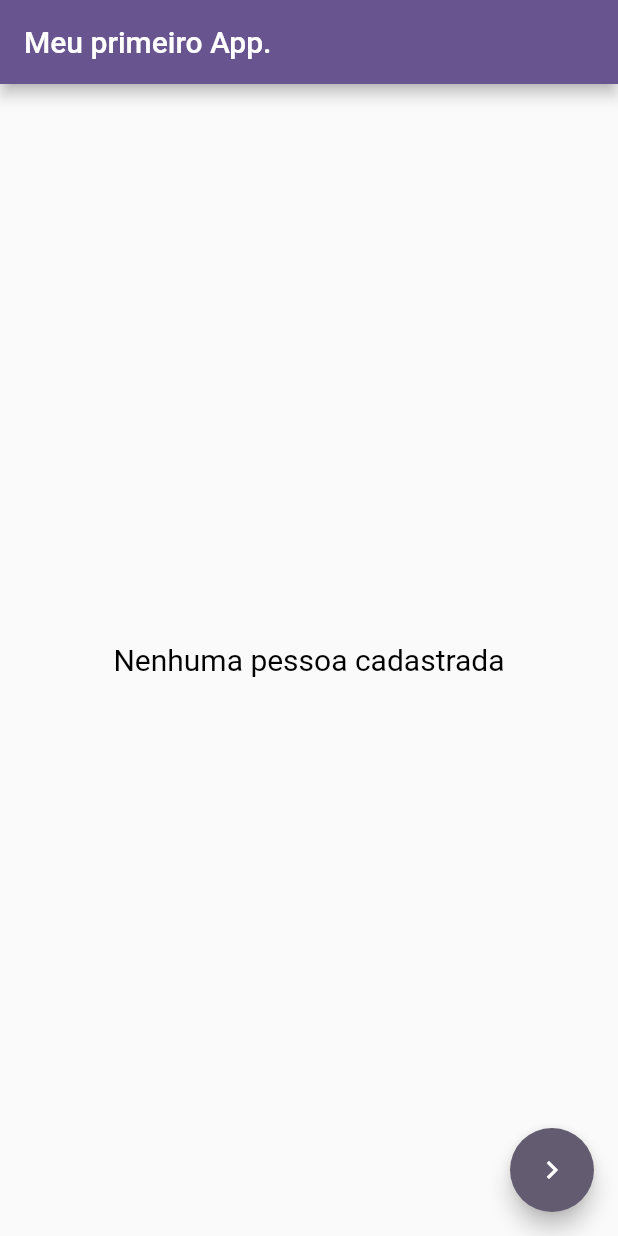
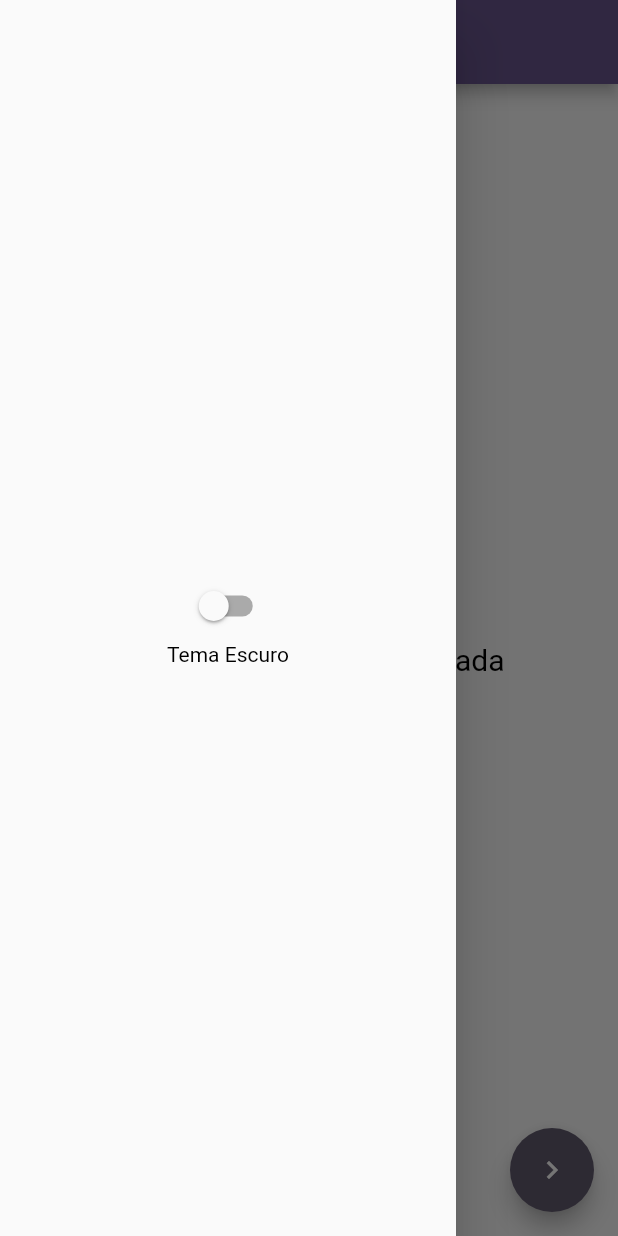
Before and after one commit to itajacybsd/pm_flutter_iniciante, a Flutter app: the screen it shows after launch, with the side drawer open (before the commit the screen has no drawer), on a phone screen of 412 x 824 dp. Run offline on Flutter 3.47's test engine with Material 3 defaults, Android fonts, the phone set to English and light mode, and no system bars; our stand-ins replace faker, get_it.

Commit message:
Temas aula 2, switch dark / light

```diff
--- /dev/null
+++ b/lib/controllers/theme_controller.dart
@@ -0,0 +1,10 @@
+import 'package:flutter/material.dart';
+
+class ThemeController extends ChangeNotifier {
+  bool darkTheme = false;
+
+  void toggleTheme(bool value) {
+    darkTheme = !darkTheme;
+    notifyListeners();
+  }
+}
--- a/lib/dependencies/injector.dart
+++ b/lib/dependencies/injector.dart
@@ -1,7 +1,11 @@
+import 'package:desenvolvimento_flutter_iniciante/controllers/theme_controller.dart';
 import 'package:get_it/get_it.dart';
 
 import '../controllers/pessoa_controller.dart';
 
 void injector() {
-  GetIt.instance.registerSingleton<PessoaController>(PessoaController());
+  final i = GetIt.instance;
+
+  i.registerSingleton<PessoaController>(PessoaController());
+  i.registerSingleton<ThemeController>(ThemeController());
 }
--- a/lib/my_app.dart
+++ b/lib/my_app.dart
@@ -1,6 +1,8 @@
 import 'package:desenvolvimento_flutter_iniciante/themes/themes.dart';
 import 'package:flutter/material.dart';
+import 'package:get_it/get_it.dart';
 
+import 'controllers/theme_controller.dart';
 import 'routes/router.dart';
 import 'routes/routes.dart';
 
@@ -8,11 +10,16 @@ class MyApp extends StatelessWidget {
   const MyApp({super.key});
   @override
   Widget build(BuildContext context) {
-    return MaterialApp(
-      initialRoute: Routes.initialRoute,
-      routes: routes,
-      title: 'Flutter Demo',
-      theme: lightTheme,
-    );
+    final themeController = GetIt.instance<ThemeController>();
+    return ListenableBuilder(
+        listenable: themeController,
+        builder: (context, child) {
+          return MaterialApp(
+            initialRoute: Routes.initialRoute,
+            routes: routes,
+            title: 'Flutter Demo',
+            theme: themeController.darkTheme ? darkTheme : lightTheme,
+          );
+        });
   }
 }
--- a/lib/pages/home_page.dart
+++ b/lib/pages/home_page.dart
@@ -1,7 +1,9 @@
+import 'package:desenvolvimento_flutter_iniciante/themes/themes.dart';
 import 'package:flutter/material.dart';
 import 'package:get_it/get_it.dart';
 
 import '../controllers/pessoa_controller.dart';
+import '../controllers/theme_controller.dart';
 import '../routes/routes.dart';
 import '../widgets/pessoa/lista_pessoas.dart';
 
@@ -14,6 +16,7 @@ class HomePage extends StatefulWidget {
 
 class _HomePageState extends State<HomePage> {
   final pessoaController = GetIt.instance<PessoaController>();
+  final themeController = GetIt.instance<ThemeController>();
 
   @override
   void initState() {
@@ -34,6 +37,19 @@ class _HomePageState extends State<HomePage> {
   @override
   Widget build(BuildContext context) {
     return Scaffold(
+      drawer: Drawer(
+        child: Column(
+          mainAxisAlignment: MainAxisAlignment.center,
+          children: [
+            Switch(
+                value: themeController.darkTheme,
+                onChanged: (value) {
+                  themeController.toggleTheme(value);
+                }),
+            Text("Tema Escuro"),
+          ],
+        ),
+      ),
       appBar: AppBar(
         title: Text("Meu primeiro App."),
       ),
```
